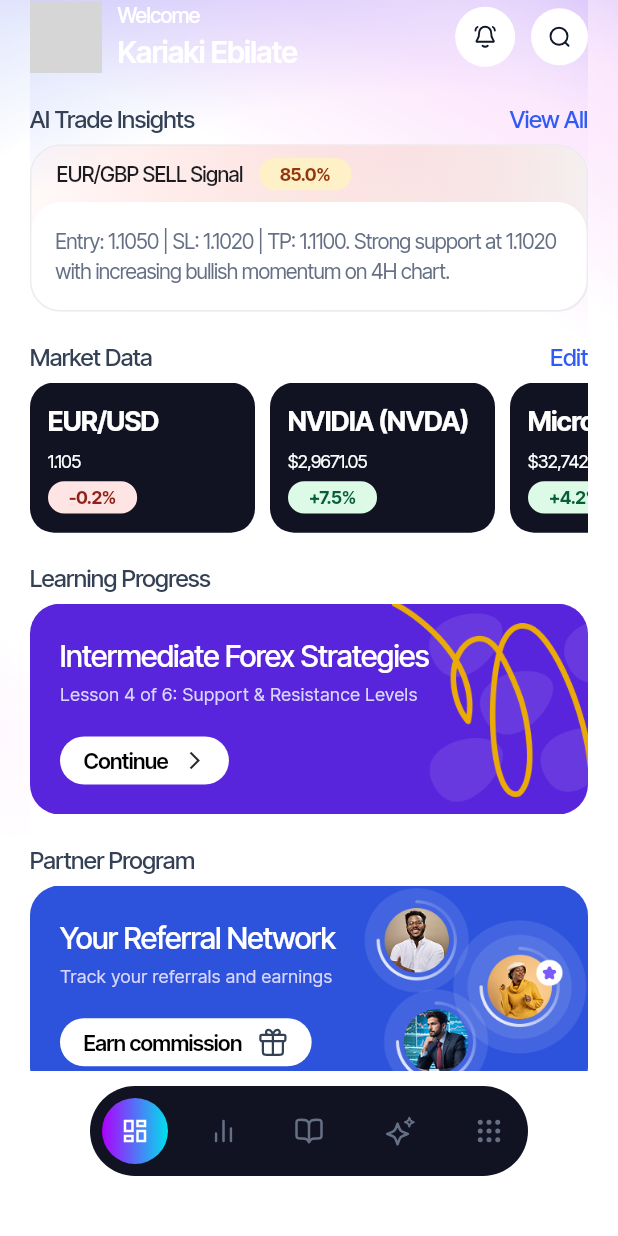
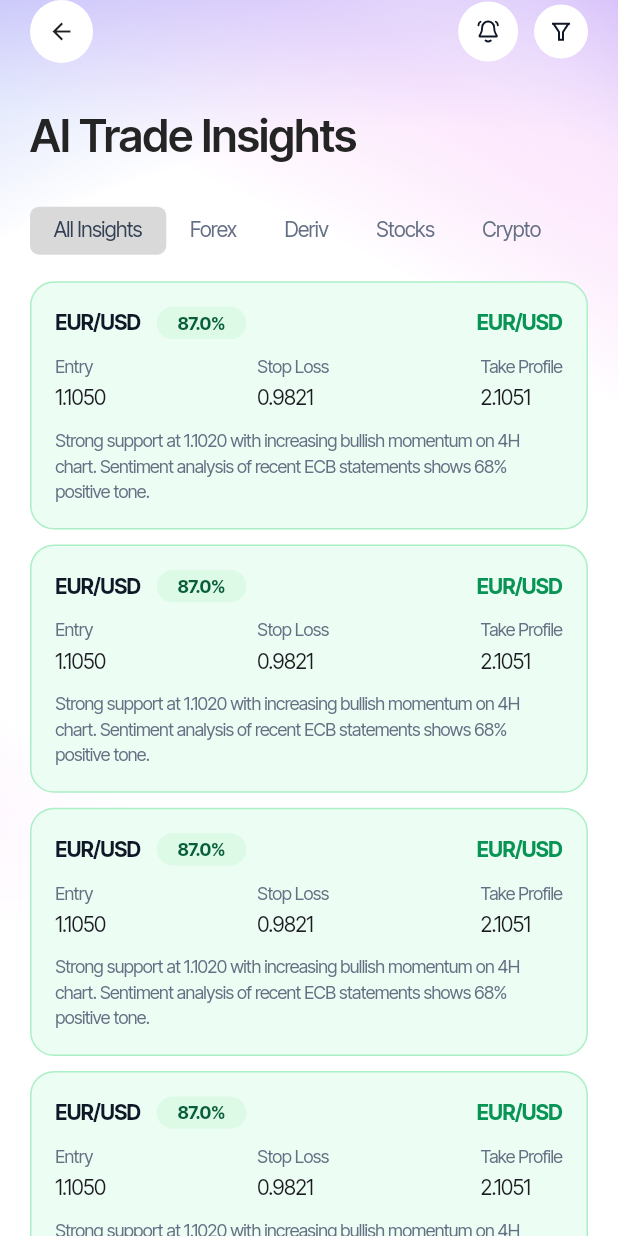
Before and after one commit to officeplusng/Marketmind-Mobile-App, a Flutter app: the screen it shows after launch, after a tap on "View All", on a phone screen of 412 x 824 dp. Run offline on Flutter 3.47's test engine with Material 3 defaults, Android fonts, the phone set to English and light mode, and no system bars; our stand-ins replace dio, flutter_screenutil, flutter_secure_storage, flutter_svg, get_it, google_fonts and 2 more; missing offline and left inert: otp_pin_field; network calls fail; grey boxes are pictures that could not be loaded.

Commit message:
ai trading insight flow

```diff
--- a/lib/core/assets/assets.dart
+++ b/lib/core/assets/assets.dart
@@ -11,6 +11,7 @@ class Assets {
   static final receipt = 'receipt'.svg;
   static final eye = 'eye'.svg;
   static final search = 'search_icon'.svg;
+  static final filterList = 'filter_list'.svg;
   static final google = 'google'.svg;
   static final apple = 'apple'.svg;
   static final face = 'face'.svg;
--- a/lib/core/theme/app_colors.dart
+++ b/lib/core/theme/app_colors.dart
@@ -6,7 +6,7 @@ class AppColors{
   static Color containerBackground1 =Color(0xFFBFCDFB);
   static Color socialGray =Color(0xFF30374F);
   static const Color white = Color(0xFFFFFFFF);
-  static Color primary = const Color(0xFF315BF3);
+  static Color primary = const Color(0xFF315BF3); //#315BF3
   static const primaryLight =  Color(0xFF233FAD);
   static Color red = Color(0xFFD32F2F); //#D32F2F
   static Color greenLight = Color(0xFFD4FFF0);
@@ -40,6 +40,7 @@ class AppColors{
   static const coolBlack = Color(0xFF0E101B);
   static const defaultSubtitleHomeColor = Color(0xFFD9D6FE);
   static const defaultButtonTextHomeColor = Color(0xFF344054);
+  static const secondaryCardBorder = Color(0xFF2F4F7);
   //#667085
 
   static var transparent = Colors.transparent;
--- /dev/null
+++ b/lib/features/root/home/ai_trading_insight_screen.dart
@@ -0,0 +1,105 @@
+import 'package:marketmind/core/components/scaffold/gradient_scaffold.dart';
+import 'package:marketmind/features/root/home/components/trading_insight_component.dart';
+import '../../../core/export/export.core.dart';
+import 'components/home_app_bar_action_icon.dart';
+
+class AiTradingInsightScreen extends StatefulWidget {
+  const AiTradingInsightScreen({super.key});
+
+  @override
+  State<AiTradingInsightScreen> createState() => _AiTradingInsightScreenState();
+}
+
+final tabs = ["All Insights", "Forex", "Deriv", "Stocks", "Crypto"];
+
+class _AiTradingInsightScreenState extends State<AiTradingInsightScreen>
+    with SingleTickerProviderStateMixin {
+  TabController? _tabController;
+
+  @override
+  void initState() {
+    _tabController = TabController(length: tabs.length, vsync: this);
+    super.initState();
+  }
+
+  int _currentTab = 0;
+
+  @override
+  Widget build(BuildContext context) {
+    return GradientScaffold(
+      backgroundAsset: Assets.homeGradient,
+      horizontalPadding: 20,
+      child: Column(
+        crossAxisAlignment: CrossAxisAlignment.start,
+        children: [
+          Row(
+            mainAxisAlignment: MainAxisAlignment.spaceBetween,
+            children: [
+              HomeAppBarActionIcon(
+                onClick: () {
+                  context.pop();
+                },
+                child: const Icon(
+                  Icons.arrow_back,
+                  size: 18,
+                ),
+              ),
+              Row(
+                mainAxisSize: MainAxisSize.min,
+                children: [
+                  HomeAppBarActionIcon(asset: Assets.bellIcon),
+                  10.horizontalSpace,
+                  HomeAppBarActionIcon(
+                    asset: Assets.filterList,
+                  ),
+                ],
+              )
+            ],
+          ),
+          30.verticalSpace,
+          Text(
+            'AI Trade Insights',
+            style: context.textTheme.headlineMedium
+                ?.copyWith(color: AppColors.black),
+          ),
+          20.verticalSpace,
+          TabBar(
+            controller: _tabController,
+            indicatorColor: AppColors.primary,
+            dividerColor: AppColors.transparent,
+            unselectedLabelColor: const Color(0xFF667085),
+            labelColor: const Color(0xFF344054),
+            isScrollable: true,
+            tabAlignment: TabAlignment.start,
+            labelStyle: context.textTheme.bodyMedium,
+            indicatorSize: TabBarIndicatorSize.tab,
+            indicatorPadding: const EdgeInsets.symmetric(vertical: 8),
+            onTap: (value) {
+              setState(() {
+                _currentTab = value;
+              });
+            },
+            indicator: ShapeDecoration(
+              color: AppColors.grayDark,
+              shape: RoundedRectangleBorder(
+                  borderRadius: BorderRadius.circular(6)),
+            ),
+            tabs: List.generate(tabs.length, (value) {
+              final e = tabs[value];
+              return Tab(
+                text: e,
+              );
+            }),
+          ),
+          10.verticalSpace,
+         Expanded(child:  ListView.builder(
+             itemCount: 15,
+             shrinkWrap: true,
+             itemBuilder: (context, index) {
+               return TradingInsightComponent();
+             }))
+        ],
+      ),
+    );
+  }
+}
--- /dev/null
+++ b/lib/features/root/home/components/complete_profile_component.dart
@@ -0,0 +1,88 @@
+import 'package:marketmind/core/export/export.core.dart';
+
+class CompleteProfileComponent extends StatelessWidget {
+  const CompleteProfileComponent({super.key});
+
+  @override
+  Widget build(BuildContext context) {
+    return Container(
+      padding: const EdgeInsets.all(16),
+      decoration: ShapeDecoration(
+          color: const Color(0xFFEAEDFE),
+          shape: RoundedRectangleBorder(
+              borderRadius: BorderRadius.circular(16),
+              side: const BorderSide(width: 1, color: Color(0xFFBFCDFB)))),
+      child: Column(
+        crossAxisAlignment: CrossAxisAlignment.start,
+        children: [
+          Row(
+            mainAxisAlignment: MainAxisAlignment.spaceBetween,
+            crossAxisAlignment: CrossAxisAlignment.start,
+            children: [
+              Expanded(child: Column(
+                crossAxisAlignment: CrossAxisAlignment.start,
+                mainAxisSize: MainAxisSize.min,
+                children: [
+                  Text(
+                    'Complete your account setup',
+                    style: context.textTheme.titleMedium
+                        ?.copyWith(color: const Color(0xFF152766)),
+                  ),
+                  5.verticalSpace,
+                  Text(
+                    'Complete your profile to unlock personalized AI trading insights',
+                    style: context.textTheme.bodyMedium
+                        ?.copyWith(color: const Color(0xFF1B3286)),
+                  ),
+                ],
+              )),
+              20.horizontalSpace,
+              Stack(
+                alignment: Alignment.center,
+                children: [
+                  SizedBox(
+                    width: 64,
+                    height: 64,
+                    child: CircularProgressIndicator(
+                      value: .7,
+                      strokeWidth: 2.46,
+                      color: AppColors.primary,
+                    ),
+                  ),
+                  const CircleAvatar(
+                    radius: 25.51,
+                    backgroundImage: NetworkImage(AppConstants.placeHolder),
+                  )
+                ],
+              )
+            ],
+          ),
+          20.verticalSpace,
+          button(context)
+        ],
+      ),
+    );
+  }
+
+  Widget button(BuildContext context) => GestureDetector(
+    onTap: (){},
+    child: Container(
+      height: 36,
+      padding: const EdgeInsets.symmetric(horizontal: 14),
+      decoration: ShapeDecoration(
+          color: AppColors.primary,
+          shape: RoundedRectangleBorder(
+              borderRadius: BorderRadius.circular(999))),
+      child: Row(
+        mainAxisSize: MainAxisSize.min,
+        children: [
+          Text(
+            'Complete now',
+            style: context.textTheme.bodyMedium
+                ?.copyWith(fontWeight: FontWeight.w600, color: AppColors.white),
+          )
+        ],
+      ),
+    ),
+  );
+}
--- a/lib/features/root/home/components/home_app_bar_action_icon.dart
+++ b/lib/features/root/home/components/home_app_bar_action_icon.dart
@@ -2,19 +2,21 @@ import 'package:flutter/cupertino.dart';
 import 'package:marketmind/core/export/export.core.dart';
 
 class HomeAppBarActionIcon extends StatelessWidget {
-  const HomeAppBarActionIcon({super.key, required this.asset});
+  const HomeAppBarActionIcon({super.key,  this.asset='',this.child,this.onClick});
 
   final String asset;
+  final Widget? child;
+  final VoidCallback? onClick;
 
   @override
   Widget build(BuildContext context) {
     return GestureDetector(
-      onTap: (){},
+      onTap: onClick,
       child: Container(
         padding: const EdgeInsets.all(12),
         decoration:
         const ShapeDecoration(shape: CircleBorder(), color: AppColors.white),
-        child: SvgPicture.asset(
+        child: child??SvgPicture.asset(
           asset,
         ),
       ),
--- a/lib/features/root/home/components/home_trading_insight_component.dart
+++ b/lib/features/root/home/components/home_trading_insight_component.dart
@@ -1,4 +1,3 @@
-import 'package:flutter/cupertino.dart';
 import 'package:marketmind/core/export/export.core.dart';
 
 class HomeTradingInsightComponent extends StatelessWidget {
@@ -74,7 +73,7 @@ class HomeTradingInsightComponent extends StatelessWidget {
         padding: const EdgeInsets.symmetric(horizontal: 14),
         decoration: ShapeDecoration(
             color: !buy
-                ? Color(0xFFFEF0C7)
+                ? const Color(0xFFFEF0C7) //F2F4F7
                 : AppColors.greenLight1,
             shape: RoundedRectangleBorder(
                 borderRadius: BorderRadius.circular(16))),
@@ -88,7 +87,7 @@ class HomeTradingInsightComponent extends StatelessWidget {
               style: context.textTheme.bodyMedium?.copyWith(
                   fontSize: 12,
                   fontWeight: FontWeight.bold,
-                  color: buy?AppColors.textGreen:Color(0xFF93370D)),
+                  color: buy?AppColors.textGreen:const Color(0xFF93370D)),
             )
           ],
         ),
--- /dev/null
+++ b/lib/features/root/home/components/market_summary_component.dart
@@ -0,0 +1,87 @@
+import 'package:flutter/cupertino.dart';
+import 'package:marketmind/core/export/export.core.dart';
+
+class MarketSummaryComponent extends StatelessWidget {
+  const MarketSummaryComponent({super.key});
+
+
+  @override
+  Widget build(BuildContext context) {
+    return Container(
+      padding: const EdgeInsets.all(16),
+      decoration: ShapeDecoration(
+        color: AppColors.white,
+          shape: RoundedRectangleBorder(
+              borderRadius: BorderRadius.circular(24),
+              side: const BorderSide(
+                  width: 1, color: AppColors.secondaryCardBorder))),
+      child: Column(
+        crossAxisAlignment: CrossAxisAlignment.start,
+        mainAxisSize: MainAxisSize.min,
+        children: [
+          Text(
+            'Market Summary',
+            style: context.textTheme.bodyMedium?.copyWith(
+                fontWeight: FontWeight.w500, color: AppColors.textGray1),
+          ),
+          10.verticalSpace,
+          Text(
+            "Today's Outlook",
+            style: context.textTheme.headlineMedium
+                ?.copyWith(color: AppColors.black),
+          ),
+          10.verticalSpace,
+          Row(
+            children: [
+             Expanded(child:  currencySummary(context, currency: 'S&P 500', percentageMovement: 1.2)),
+              10.horizontalSpace,
+              Expanded(child:
+              currencySummary(context, currency: 'XAU/USD', percentageMovement: -4.5)),
+            ],
+          )
+        ],
+      ),
+    );
+  }
+
+  Widget currencySummary(
+    BuildContext context,
+      {
+    required String currency,
+    required double percentageMovement,
+  }) =>
+      Container(
+        height: 32,
+        padding: const EdgeInsets.symmetric(horizontal: 14,vertical: 6),
+        decoration: ShapeDecoration(
+            color: percentageMovement < 0
+                ? AppColors.redLight
+                : AppColors.greenLight1,
+            shape: RoundedRectangleBorder(
+                borderRadius: BorderRadius.circular(16))),
+        child: Row(
+          mainAxisAlignment: MainAxisAlignment.center,
+          crossAxisAlignment: CrossAxisAlignment.center,
+          mainAxisSize: MainAxisSize.min,
+          children: [
+            Icon(
+              Icons.circle,
+              color: percentageMovement < 0
+                  ? AppColors.errorText
+                  : AppColors.textGreen,
+              size: 6,
+            ),
+            8.horizontalSpace,
+            Text(
+              '$currency ${percentageMovement > 0 ? '+' : ''}$percentageMovement%',
+              style: context.textTheme.bodyMedium?.copyWith(
+                  fontSize: 12,
+                  fontWeight: FontWeight.bold,
+                  color: percentageMovement < 0
+                      ? AppColors.errorText
+                      : AppColors.textGreen),
+            )
+          ],
+        ),
+      );
+}
--- /dev/null
+++ b/lib/features/root/home/components/trading_insight_component.dart
@@ -0,0 +1,111 @@
+import 'package:marketmind/core/export/export.core.dart';
+
+class TradingInsightComponent extends StatelessWidget {
+  const TradingInsightComponent({super.key});
+
+  @override
+  Widget build(BuildContext context) {
+    return Container(
+      constraints: const BoxConstraints(minHeight: 160),
+      width: double.infinity,
+      margin: EdgeInsets.only(bottom: 10),
+      padding: const EdgeInsets.all(16),
+      decoration: ShapeDecoration(
+          color: const Color(0xFFECFDF3),
+          shape: RoundedRectangleBorder(
+              borderRadius: BorderRadius.circular(16),
+              side: const BorderSide(color: Color(0xFFABEFC6)))),
+      child: Column(
+        mainAxisSize: MainAxisSize.min,
+        children: [
+          Row(
+            mainAxisAlignment: MainAxisAlignment.spaceBetween,
+            children: [
+              Row(
+                mainAxisSize: MainAxisSize.min,
+                children: [
+                  Text(
+                    'EUR/USD',
+                    style: context.textTheme.bodyMedium
+                        ?.copyWith(fontWeight: FontWeight.bold,color: Color(0xFF101828)),
+                  ),
+                  10.horizontalSpace,
+                  priceChange(context, true, 87)
+                ],
+              ),
+              Text(
+                'EUR/USD',
+                style: context.textTheme.bodyMedium
+                    ?.copyWith(fontWeight: FontWeight.bold,color: const Color(0xFF079455)),
+              ),
+            ],
+          ),
+          10.verticalSpace,
+          Row(
+            mainAxisAlignment: MainAxisAlignment.spaceBetween,
+            children: [
+              _tradeParameter(context, title: 'Entry', value: '1.1050'),
+              _tradeParameter(context, title: 'Stop Loss', value: '0.9821'),
+              _tradeParameter(context, title: 'Take Profile', value: '2.1051'),
+            ],
+          ),
+          10.verticalSpace,
+          Text(
+            "Strong support at 1.1020 with increasing bullish momentum on 4H chart. Sentiment analysis of recent ECB statements shows 68% positive tone.",
+            style: context.textTheme.bodyMedium
+                ?.copyWith(fontSize: 12, color: const Color(0xFF667085)),
+          ),
+        ],
+      ),
+    );
+  }
+
+  Widget _tradeParameter(BuildContext context,
+          {required String title, required String value}) =>
+      Column(
+        mainAxisSize: MainAxisSize.min,
+        crossAxisAlignment: CrossAxisAlignment.start,
+        children: [
+          Text(
+            title,
+            style: context.textTheme.bodyMedium
+                ?.copyWith(fontSize: 12, color: Color(0xFF667085)),
+          ),
+          2.5.verticalSpace,
+          Text(
+            value,
+            style: context.textTheme.bodyMedium,
+          )
+        ],
+      );
+
+  Widget priceChange(
+      BuildContext context,
+      bool buy,
+      double confidence
+      ) =>
+      Container(
+        height: 21.5,
+        padding: const EdgeInsets.symmetric(horizontal: 14),
+        decoration: ShapeDecoration(
+            color: !buy
+                ? const Color(0xFFFEF0C7) //F2F4F7
+                : AppColors.greenLight1,
+            shape: RoundedRectangleBorder(
+                borderRadius: BorderRadius.circular(16))),
+        child: Row(
+          mainAxisAlignment: MainAxisAlignment.center,
+          crossAxisAlignment: CrossAxisAlignment.center,
+          mainAxisSize: MainAxisSize.min,
+          children: [
+            Text(
+              '$confidence%',
+              style: context.textTheme.bodyMedium?.copyWith(
+                  fontSize: 12,
+                  fontWeight: FontWeight.bold,
+                  color: buy?AppColors.textGreen:const Color(0xFF93370D)),
+            )
+          ],
+        ),
+      );
+}
--- a/lib/features/root/home/home.root.dart
+++ b/lib/features/root/home/home.root.dart
@@ -3,10 +3,14 @@ import 'package:flutter/material.dart';
 import 'package:marketmind/core/assets/assets.dart';
 import 'package:marketmind/core/components/scaffold/gradient_scaffold.dart';
 import 'package:marketmind/core/export/export.core.dart';
+import 'package:marketmind/features/root/home/components/complete_profile_component.dart';
 import 'package:marketmind/features/root/home/components/home_app_bar_action_icon.dart';
 import 'package:marketmind/features/root/home/components/home_info_card.dart';
 import 'package:marketmind/features/root/home/components/home_trading_insight_component.dart';
 import 'package:marketmind/features/root/home/components/market_data_component.dart';
+import 'package:marketmind/features/root/home/components/market_summary_component.dart';
+
+import 'ai_trading_insight_screen.dart';
 
 class MarketDataDto {
   final String currencyPair;
@@ -47,9 +51,8 @@ class _HomeRootState extends State<HomeRoot> {
     ];
     return GradientScaffold(
         backgroundAsset: Assets.homeGradient,
-        horizontalPadding: 0,
+        horizontalPadding: 20,
         child: Column(
-          mainAxisAlignment: MainAxisAlignment.center,
           crossAxisAlignment: CrossAxisAlignment.start,
           children: [
             Row(
@@ -100,13 +103,20 @@ class _HomeRootState extends State<HomeRoot> {
               child: Column(
                 crossAxisAlignment: CrossAxisAlignment.start,
                 children: [
+
+                  CompleteProfileComponent(),
+                  30.verticalSpace,
+                  MarketSummaryComponent(),
+                  20.verticalSpace,
                   Row(
                     mainAxisAlignment: MainAxisAlignment.spaceBetween,
                     crossAxisAlignment: CrossAxisAlignment.center,
                     children: [
                       _title('AI Trade Insights'),
                       InkWell(
-                          onTap: () {},
+                          onTap: () {
+                            context.push(AiTradingInsightScreen());
+                          },
                           child: Text(
                             'View All',
                             style: context.textTheme.bodyMedium?.copyWith(
--- a/lib/features/root/root.dart
+++ b/lib/features/root/root.dart
@@ -17,7 +17,7 @@ class _RootScreenState extends State<RootScreen> {
 
   @override
   Widget build(BuildContext context) {
-    return GradientScaffold(
+    return BaseScaffold(
         bottomWidget: AppBottomNav(
             items: [
               'home_unselected'.svg,
@@ -30,7 +30,7 @@ class _RootScreenState extends State<RootScreen> {
             onItemChange: (value) => setState(() {
                   _currentIndex = value;
                 })),
-        backgroundAsset: Assets.homeGradient,
+        horizontalPadding: 0,
         child: IndexedStack(
           index: _currentIndex,
           children: [
```
Also changed, not shown: assets/svgs/filter_list.svg (added).
